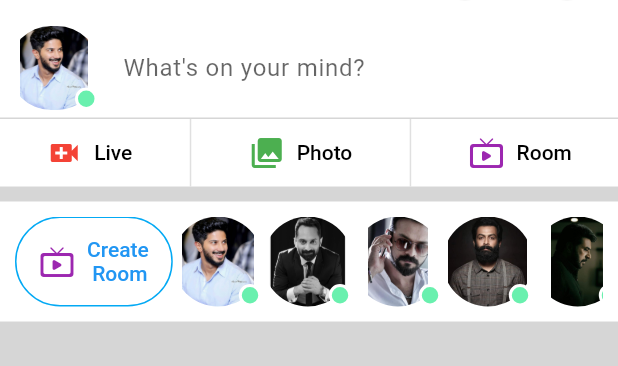
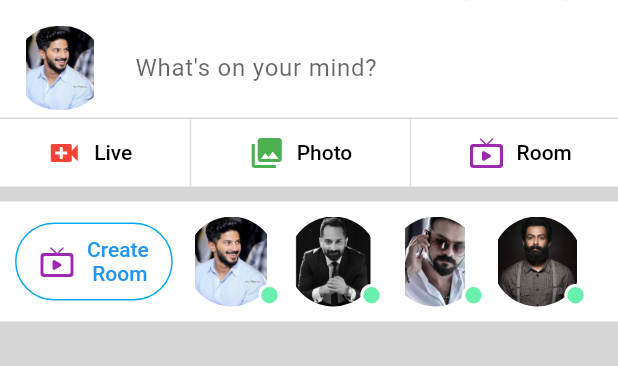
Before and after one commit to mohammed-nawaf/flutter_facebook_ui, a Flutter app: the screen it shows after launch, on a phone screen of 412 x 824 dp, the part 88-454 px from its top. Run offline on Flutter 3.47's test engine with Material 2 defaults, Android fonts, the phone set to English and light mode, and no system bars.

Commit message:
status indicator modified

```diff
--- a/lib/home_screen.dart
+++ b/lib/home_screen.dart
@@ -32,6 +32,7 @@ class HomeScreen extends StatelessWidget {
       ),
       body: SafeArea(
         child: ListView(
+          physics: const BouncingScrollPhysics(),
           children: [
             const StatusSection(),
             horizontalDivider(thickness: 1),
@@ -39,8 +40,6 @@ class HomeScreen extends StatelessWidget {
             SizedBox(height: 10,),
             const RoomSection(),
             SizedBox(height: 10),
-
-
 
           ],
         ),
--- a/lib/sections/room_section.dart
+++ b/lib/sections/room_section.dart
@@ -13,26 +13,32 @@ class RoomSection extends StatelessWidget {
       height: 80,
       color: Colors.white,
       child: ListView(
-
+        physics: const BouncingScrollPhysics(),
         scrollDirection: Axis.horizontal,
         children: [
 
           createRoomButton(),
-          Avatar(displayImage: dulquer, height: 60, width: 60),
-          Avatar(displayImage: fahadfasil, height: 60, width: 60),
-          Avatar(displayImage: jayasurya, height: 60, width: 60),
-          Avatar(displayImage: prithviraj, height: 60, width: 60),
-          Avatar(displayImage: mammooty, height: 60, width: 60),
-          Avatar(displayImage: chackochan, height: 60, width: 60),
-          Avatar(displayImage: mohanlal, height: 60, width: 60),
-          Avatar(displayImage: vijay, height: 60, width: 60),
+          Avatar(displayImage: dulquer, height: 60, width: 60, statusIndicator: true),
+          Avatar(displayImage: fahadfasil, height: 60, width: 60, statusIndicator: true),
+          Avatar(displayImage: jayasurya, height: 60, width: 60, statusIndicator: true),
+          Avatar(displayImage: prithviraj, height: 60, width: 60, statusIndicator: true),
+          Avatar(displayImage: mammooty, height: 60, width: 60, statusIndicator: true),
+          Avatar(displayImage: chackochan, height: 60, width: 60, statusIndicator: true),
+          Avatar(displayImage: mohanlal, height: 60, width: 60, statusIndicator: true),
+          Avatar(displayImage: vijay, height: 60, width: 60, statusIndicator: true),
         ],
       ),
     );
   }
 
-  OutlinedButton createRoomButton() {
-    return OutlinedButton.icon(
+  Widget createRoomButton() {
+    return Container(
+      padding: EdgeInsets.only(
+       right: 5,
+       top: 4,
+       bottom: 4,
+      ),
+      child: OutlinedButton.icon(
         style: OutlinedButton.styleFrom(
           side: const BorderSide(
             color: Colors.lightBlue,
@@ -45,6 +51,7 @@ class RoomSection extends StatelessWidget {
           color: Colors.purple,
         ),
         label: const Text('Create\n Room'),
+      ),
     );
   }
 }
--- a/lib/sections/status_section.dart
+++ b/lib/sections/status_section.dart
@@ -10,8 +10,8 @@ class StatusSection extends StatelessWidget {
     return ListTile(
       tileColor: Colors.white,
       visualDensity: VisualDensity.adaptivePlatformDensity,
-      contentPadding: EdgeInsets.all(6),
-      leading: Avatar(displayImage: dulquer,height: 60, width: 60,),
+      contentPadding: const EdgeInsets.all(6),
+      leading: Avatar(displayImage: dulquer,height: 60, width: 60, statusIndicator: false),
       title: const TextField(
         decoration: InputDecoration(
             hintText: "What's on your mind?",
--- a/lib/widgets/avatar.dart
+++ b/lib/widgets/avatar.dart
@@ -5,17 +5,21 @@ class Avatar extends StatelessWidget {
       {Key? key,
       required this.displayImage,
       required this.height,
-      required this.width})
+      required this.width,
+      required this.statusIndicator,})
       : super(key: key);
 
   String displayImage;
   double height;
   double width;
+  bool statusIndicator;
 
   @override
   Widget build(BuildContext context) {
     return Stack(children: [
-      ClipRRect(
+      Container(
+        padding: const EdgeInsets.symmetric(horizontal: 4),
+        child: ClipRRect(
           borderRadius: BorderRadius.circular(100),
           child: Image.asset(
             displayImage,
@@ -24,7 +28,8 @@ class Avatar extends StatelessWidget {
             fit: BoxFit.contain,
           ),
         ),
-      Positioned(
+      ),
+      statusIndicator == true ? Positioned(
         bottom: 0,
         right: 1.0,
         child: Container(
@@ -39,7 +44,7 @@ class Avatar extends StatelessWidget {
             ),
           ),
         ),
-      ),
+      ) : SizedBox(),
     ]);
   }
 }
```
Lines whose indentation alone changed are shown as unchanged.
